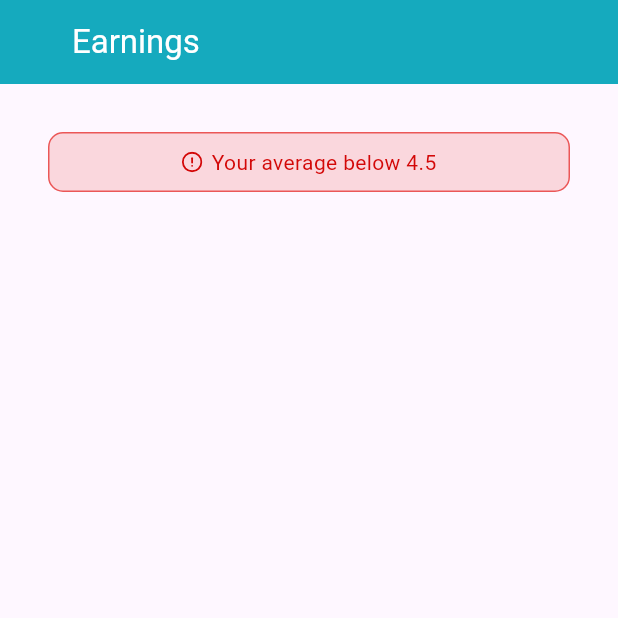
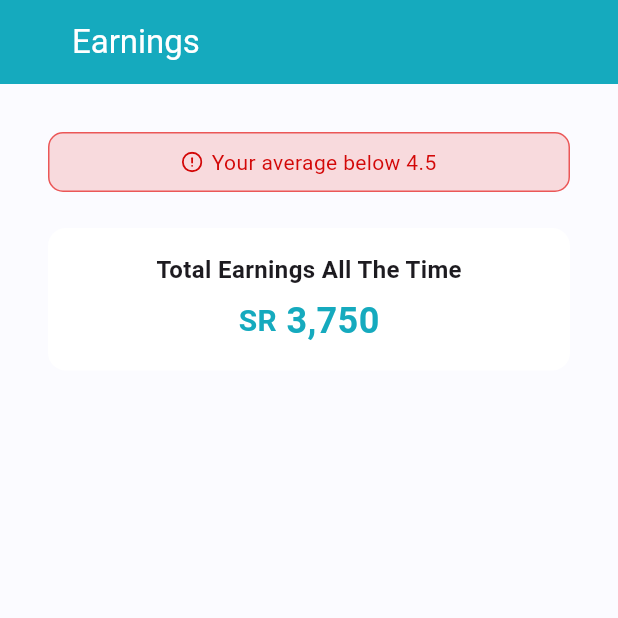
Before and after one commit to FlipKing037/earnings, a Flutter app: the screen it shows after launch, on a phone screen of 412 x 824 dp, the top half of it. Run offline on Flutter 3.47's test engine with Material 3 defaults, Android fonts, the phone set to English and light mode, and no system bars; our stand-ins replace flutter_svg.

Commit message:
Create Total Earnings And add To Earning Time Widget

```diff
--- a/lib/views/earning_view.dart
+++ b/lib/views/earning_view.dart
@@ -7,6 +7,7 @@ class EarningView extends StatelessWidget {
   @override
   Widget build(BuildContext context) {
     return Scaffold(
+      backgroundColor: const Color(0xffFBFBFF),
       appBar: AppBar(
         title: const Padding(
           padding: EdgeInsets.only(left: 32),
--- a/lib/widgets/earning_time.dart
+++ b/lib/widgets/earning_time.dart
@@ -1,4 +1,5 @@
 import 'package:earnings/widgets/average.dart';
+import 'package:earnings/widgets/total_earnings.dart';
 import 'package:flutter/material.dart';
 
 class EarningTimeWidget extends StatelessWidget {
@@ -12,6 +13,10 @@ class EarningTimeWidget extends StatelessWidget {
         child: Column(
           children: [
             AverageWidget(),
+            SizedBox(
+              height: 24,
+            ),
+            TotalEarnings()
           ],
         ),
       ),
--- /dev/null
+++ b/lib/widgets/total_earnings.dart
@@ -0,0 +1,49 @@
+import 'package:flutter/material.dart';
+
+class TotalEarnings extends StatelessWidget {
+  const TotalEarnings({super.key});
+
+  @override
+  Widget build(BuildContext context) {
+    return Container(
+      width: double.infinity,
+      decoration: BoxDecoration(
+        color: Colors.white,
+        borderRadius: BorderRadius.circular(12),
+      ),
+      child: const Padding(
+        padding: const EdgeInsets.all(16),
+        child: Column(
+          children: [
+            Text(
+              'Total Earnings All The Time',
+              style: TextStyle(fontSize: 16, fontWeight: FontWeight.bold),
+            ),
+            SizedBox(
+              height: 6,
+            ),
+            Row(
+              mainAxisAlignment: MainAxisAlignment.center,
+              children: [
+                Text(
+                  'SR',
+                  style: TextStyle(
+                      fontSize: 20,
+                      color: Color(0xff15AABE),
+                      fontWeight: FontWeight.bold),
+                ),
+                Text(
+                  ' 3,750',
+                  style: TextStyle(
+                      fontSize: 24,
+                      color: Color(0xff15AABE),
+                      fontWeight: FontWeight.bold),
+                )
+              ],
+            )
+          ],
+        ),
+      ),
+    );
+  }
+}
```
